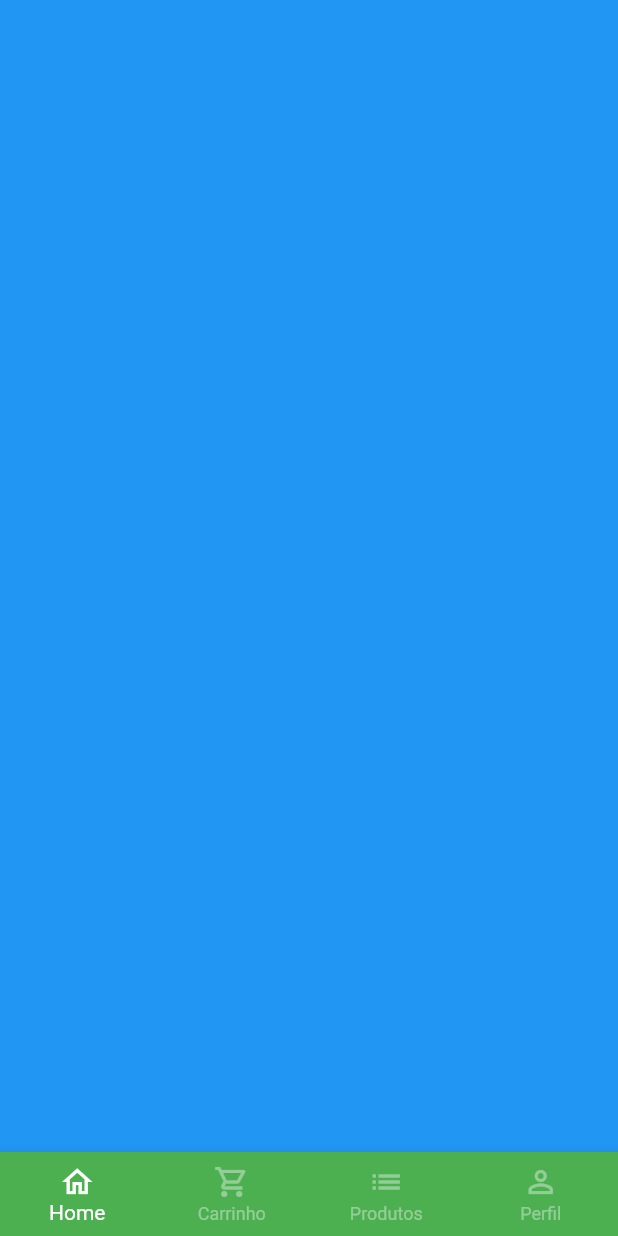
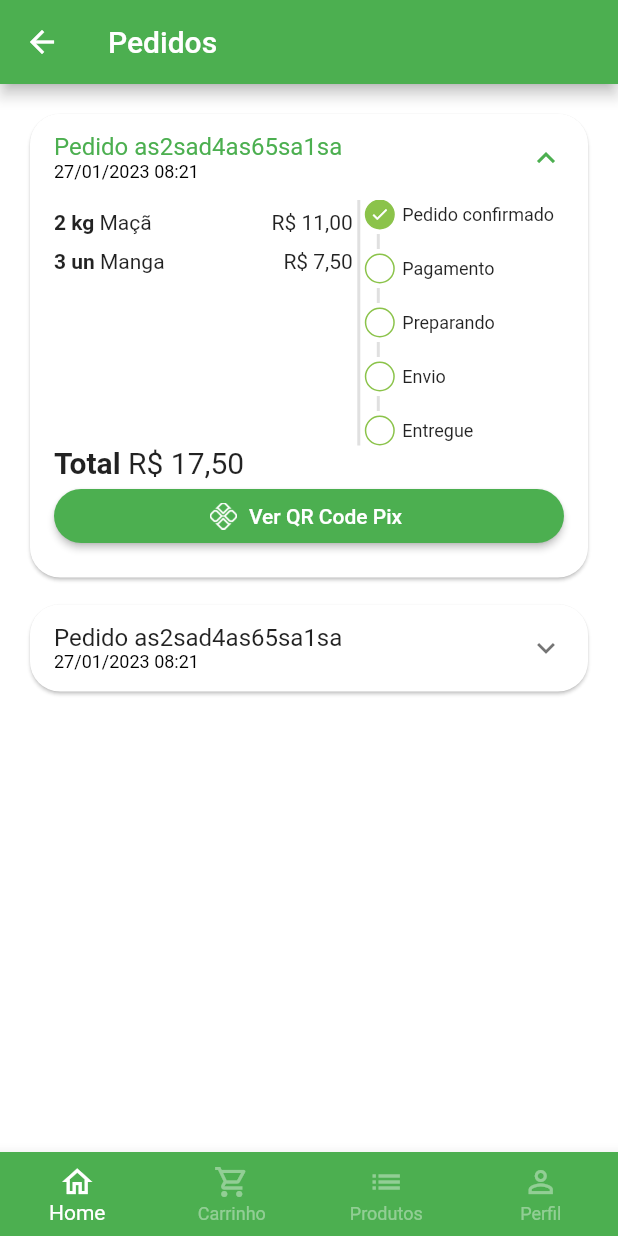
Before and after one commit to FelipeMonteiro013/Greengrocer, a Flutter app: the BaseScreen screen opened directly, swiped to page 3, on a phone screen of 412 x 824 dp. Run offline on Flutter 3.47's test engine with Material 2 defaults, Android fonts, the phone set to English and light mode, and no system bars; our stand-ins replace animated_text_kit, badges, mask_text_input_formatter, qr_flutter.

Commit message:
Order Tab

```diff
--- a/lib/src/config/app_data.dart
+++ b/lib/src/config/app_data.dart
@@ -1,4 +1,5 @@
 import 'package:greengrocer/src/models/item_model.dart';
+import 'package:greengrocer/src/models/order_model.dart';
 import 'package:greengrocer/src/models/user_model.dart';
 
 import '../models/cart_item_model.dart';
@@ -87,3 +88,30 @@ UserModel user = UserModel(
   cpf: '999.999.999-99',
   password: '',
 );
+
+List<OrderModel> orders = [
+  OrderModel(
+    id: 'as2sad4as65sa1sa',
+    createdDateTime: DateTime.parse('2023-01-27 08:21:10.468'),
+    overdueDateTime: DateTime.parse('2023-01-27 18:21:10.468'),
+    items: [
+      CartItemModel(item: apple, quantity: 2),
+      CartItemModel(item: mango, quantity: 3),
+    ],
+    status: 'pending_payment',
+    copyAndPaste: 'sa45d64sasad',
+    total: 17.5,
+  ),
+  OrderModel(
+    id: 'as2sad4as65sa1sa',
+    createdDateTime: DateTime.parse('2023-01-27 08:21:10.468'),
+    overdueDateTime: DateTime.parse('2023-01-27 18:21:10.468'),
+    items: [
+      CartItemModel(item: grape, quantity: 4),
+      CartItemModel(item: kiwi, quantity: 1),
+    ],
+    status: 'delivered',
+    copyAndPaste: 'sa45d64sasad',
+    total: 31.70,
+  ),
+];
--- /dev/null
+++ b/lib/src/models/order_model.dart
@@ -0,0 +1,21 @@
+import 'package:greengrocer/src/models/cart_item_model.dart';
+
+class OrderModel {
+  String id;
+  DateTime createdDateTime;
+  DateTime overdueDateTime;
+  List<CartItemModel> items;
+  String status;
+  String copyAndPaste;
+  double total;
+
+  OrderModel({
+    required this.id,
+    required this.createdDateTime,
+    required this.overdueDateTime,
+    required this.items,
+    required this.status,
+    required this.copyAndPaste,
+    required this.total,
+  });
+}
--- a/lib/src/pages/Home/components/CategoryTile.dart
+++ b/lib/src/pages/Home/components/CategoryTile.dart
@@ -20,7 +20,7 @@ class CategoryTile extends StatelessWidget {
       child: Align(
         alignment: Alignment.center,
         child: Container(
-          padding: EdgeInsets.symmetric(horizontal: 6),
+          padding: const EdgeInsets.symmetric(horizontal: 6),
           decoration: BoxDecoration(
             color: isSelected
                 ? CustomColors.customSwatchColor
--- a/lib/src/pages/Home/components/item_tile.dart
+++ b/lib/src/pages/Home/components/item_tile.dart
@@ -94,7 +94,7 @@ class ItemTile extends StatelessWidget {
               width: 35,
               decoration: BoxDecoration(
                   color: CustomColors.customSwatchColor,
-                  borderRadius: BorderRadius.only(
+                  borderRadius: const BorderRadius.only(
                     bottomLeft: Radius.circular(15),
                     topRight: Radius.circular(20),
                   )),
--- a/lib/src/pages/Home/home_tab.dart
+++ b/lib/src/pages/Home/home_tab.dart
@@ -2,6 +2,7 @@ import 'package:badges/badges.dart';
 import 'package:flutter/material.dart';
 import 'package:greengrocer/src/pages/home/components/CategoryTile.dart';
 import 'package:greengrocer/src/config/custom_colors.dart';
+// ignore: library_prefixes
 import 'package:greengrocer/src/config/app_data.dart' as appData;
 import 'package:greengrocer/src/pages/home/components/item_tile.dart';
 
@@ -121,7 +122,7 @@ class _HomeTabState extends State<HomeTab> {
           Expanded(
             child: GridView.builder(
               padding: const EdgeInsets.fromLTRB(16, 0, 16, 16),
-              physics: BouncingScrollPhysics(),
+              physics: const BouncingScrollPhysics(),
               gridDelegate: const SliverGridDelegateWithFixedCrossAxisCount(
                   crossAxisCount: 2,
                   mainAxisSpacing: 10,
--- a/lib/src/pages/auth/sign_in_screen.dart
+++ b/lib/src/pages/auth/sign_in_screen.dart
@@ -25,7 +25,7 @@ class SignInScreen extends StatelessWidget {
                   //Nome do app
                   Text.rich(
                     TextSpan(
-                      style: TextStyle(fontSize: 40),
+                      style: const TextStyle(fontSize: 40),
                       children: [
                         const TextSpan(
                           text: 'Green',
--- a/lib/src/pages/auth/sign_up_screen.dart
+++ b/lib/src/pages/auth/sign_up_screen.dart
@@ -119,7 +119,7 @@ class SignUpScreen extends StatelessWidget {
                     onPressed: () {
                       Navigator.of(context).pop();
                     },
-                    icon: Icon(
+                    icon: const Icon(
                       Icons.arrow_back_ios,
                       color: Colors.white,
                     ),
--- a/lib/src/pages/base/base_screen.dart
+++ b/lib/src/pages/base/base_screen.dart
@@ -1,6 +1,7 @@
 import 'package:flutter/material.dart';
 import 'package:greengrocer/src/pages/home/home_tab.dart';
 import 'package:greengrocer/src/pages/cart/cart_tab.dart';
+import 'package:greengrocer/src/pages/orders/orders_tab.dart';
 import 'package:greengrocer/src/pages/profile/profile_tab.dart';
 
 class BaseScreen extends StatefulWidget {
@@ -20,13 +21,11 @@ class _BaseScreenState extends State<BaseScreen> {
       body: PageView(
         controller: pageController,
         physics: const NeverScrollableScrollPhysics(),
-        children: [
-          const HomeTab(),
+        children: const [
+          HomeTab(),
           CartTab(),
-          Container(
-            color: Colors.blue,
-          ),
-          const ProfileTab(),
+          OrdersTab(),
+          ProfileTab(),
         ],
       ),
       bottomNavigationBar: BottomNavigationBar(
--- a/lib/src/pages/cart/cart_tab.dart
+++ b/lib/src/pages/cart/cart_tab.dart
@@ -1,14 +1,14 @@
-import 'dart:developer';
-
 import 'package:flutter/material.dart';
 import 'package:greengrocer/src/config/custom_colors.dart';
 import 'package:greengrocer/src/models/cart_item_model.dart';
 import 'package:greengrocer/src/pages/cart/components/cart_tile.dart';
+import 'package:greengrocer/src/pages/widgets/payment_dialog.dart';
 import 'package:greengrocer/src/services/utils_services.dart';
+// ignore: library_prefixes
 import 'package:greengrocer/src/config/app_data.dart' as appData;
 
 class CartTab extends StatefulWidget {
-  CartTab({Key? key}) : super(key: key);
+  const CartTab({Key? key}) : super(key: key);
 
   @override
   State<CartTab> createState() => _CartTabState();
@@ -95,8 +95,16 @@ class _CartTabState extends State<CartTab> {
                   child: ElevatedButton(
                     onPressed: () async {
                       bool? result = await showOrderConfirmation();
-
-                      print(result);
+                      if (result ?? false) {
+                        showDialog(
+                          context: context,
+                          builder: (_) {
+                            return PaymentDialog(
+                              order: appData.orders.first,
+                            );
+                          },
+                        );
+                      }
                     },
                     style: ElevatedButton.styleFrom(
                       backgroundColor: CustomColors.customSwatchColor,
--- a/lib/src/pages/cart/components/cart_tile.dart
+++ b/lib/src/pages/cart/components/cart_tile.dart
@@ -1,5 +1,4 @@
 import 'package:flutter/material.dart';
-import 'package:greengrocer/src/config/app_data.dart';
 import 'package:greengrocer/src/config/custom_colors.dart';
 import 'package:greengrocer/src/models/cart_item_model.dart';
 import 'package:greengrocer/src/pages/widgets/quantity_widget.dart';
--- /dev/null
+++ b/lib/src/pages/orders/components/order_status_widget.dart
@@ -0,0 +1,141 @@
+import 'package:flutter/material.dart';
+import 'package:greengrocer/src/config/custom_colors.dart';
+
+class OrderStatusWidget extends StatelessWidget {
+  final String status;
+  final bool isOverdue;
+  final Map<String, int> allStatus = <String, int>{
+    'pending_payment': 0,
+    'refounded': 1,
+    'paid': 2,
+    'preparing_purchase': 3,
+    'shipping': 4,
+    'delivered': 5,
+  };
+
+  int get currentStatus => allStatus[status]!;
+
+  OrderStatusWidget({
+    Key? key,
+    required this.status,
+    required this.isOverdue,
+  }) : super(key: key);
+
+  @override
+  Widget build(BuildContext context) {
+    return Column(
+      crossAxisAlignment: CrossAxisAlignment.start,
+      children: [
+        // Pedido confirmado
+        const _StatusDot(
+          isActive: true,
+          title: 'Pedido confirmado',
+        ),
+        const _CustomDivider(),
+
+        if (currentStatus == 1) ...[
+          const _StatusDot(
+            isActive: true,
+            title: 'Pix estornado',
+            backgroundColor: Colors.orange,
+          ),
+        ] else if (isOverdue) ...[
+          const _StatusDot(
+            isActive: true,
+            title: 'Pagamento Pix vencido',
+            backgroundColor: Colors.red,
+          )
+        ] else ...[
+          _StatusDot(
+            isActive: currentStatus >= 2,
+            title: 'Pagamento',
+          ),
+          const _CustomDivider(),
+          _StatusDot(
+            isActive: currentStatus >= 3,
+            title: 'Preparando',
+          ),
+          const _CustomDivider(),
+          _StatusDot(
+            isActive: currentStatus >= 4,
+            title: 'Envio',
+          ),
+          const _CustomDivider(),
+          _StatusDot(
+            isActive: currentStatus == 5,
+            title: 'Entregue',
+          ),
+        ],
+      ],
+    );
+  }
+}
+
+class _CustomDivider extends StatelessWidget {
+  const _CustomDivider({Key? key}) : super(key: key);
+
+  @override
+  Widget build(BuildContext context) {
+    return Container(
+      height: 10,
+      width: 2,
+      color: Colors.grey.shade300,
+      margin: const EdgeInsets.symmetric(horizontal: 8, vertical: 3),
+    );
+  }
+}
+
+class _StatusDot extends StatelessWidget {
+  final bool isActive;
+  final String title;
+  final Color? backgroundColor;
+
+  const _StatusDot({
+    Key? key,
+    required this.isActive,
+    required this.title,
+    this.backgroundColor,
+  }) : super(key: key);
+
+  @override
+  Widget build(BuildContext context) {
+    return Row(
+      children: [
+        //Dot
+        Container(
+          alignment: Alignment.center,
+          height: 20,
+          width: 20,
+          decoration: BoxDecoration(
+            shape: BoxShape.circle,
+            border: Border.all(
+              color: CustomColors.customSwatchColor,
+            ),
+            color: isActive
+                ? backgroundColor ?? CustomColors.customSwatchColor
+                : Colors.transparent,
+          ),
+          child: isActive
+              ? const Icon(
+                  Icons.check,
+                  size: 13,
+                  color: Colors.white,
+                )
+              : const SizedBox.shrink(),
+        ),
+
+        const SizedBox(
+          width: 5,
+        ),
+
+        //Texto
+        Expanded(
+          child: Text(
+            title,
+            style: const TextStyle(fontSize: 12),
+          ),
+        ),
+      ],
+    );
+  }
+}
--- /dev/null
+++ b/lib/src/pages/orders/components/order_tile.dart
@@ -0,0 +1,170 @@
+import 'package:flutter/material.dart';
+import 'package:greengrocer/src/models/cart_item_model.dart';
+import 'package:greengrocer/src/models/order_model.dart';
+import 'package:greengrocer/src/pages/orders/components/order_status_widget.dart';
+import 'package:greengrocer/src/pages/widgets/payment_dialog.dart';
+import 'package:greengrocer/src/services/utils_services.dart';
+
+class OrderTile extends StatelessWidget {
+  final OrderModel order;
+  final UtilsServices utilsServices = UtilsServices();
+
+  OrderTile({
+    Key? key,
+    required this.order,
+  }) : super(key: key);
+
+  @override
+  Widget build(BuildContext context) {
+    return Card(
+      shape: RoundedRectangleBorder(
+        borderRadius: BorderRadius.circular(20),
+      ),
+      child: Theme(
+        data: Theme.of(context).copyWith(
+          dividerColor: Colors.transparent,
+        ),
+        child: ExpansionTile(
+          initiallyExpanded: order.status != 'delivered',
+          title: Column(
+            mainAxisSize: MainAxisSize.min,
+            crossAxisAlignment: CrossAxisAlignment.stretch,
+            children: [
+              Text('Pedido ${order.id}'),
+              Text(
+                utilsServices.formatDateTime(order.createdDateTime),
+                style: const TextStyle(
+                  fontSize: 12,
+                  color: Colors.black,
+                ),
+              ),
+            ],
+          ),
+          childrenPadding: const EdgeInsets.fromLTRB(16, 0, 16, 16),
+          expandedCrossAxisAlignment: CrossAxisAlignment.stretch,
+          children: [
+            IntrinsicHeight(
+              child: Row(
+                children: [
+                  // Lista de produtos
+                  Expanded(
+                    flex: 3,
+                    child: SizedBox(
+                      height: 150,
+                      child: ListView(
+                        children: order.items.map((orderItem) {
+                          return _OrderItemWidget(
+                            utilsServices: utilsServices,
+                            orderItem: orderItem,
+                          );
+                        }).toList(),
+                      ),
+                    ),
+                  ),
+
+                  // Divisor
+                  VerticalDivider(
+                    color: Colors.grey.shade300,
+                    thickness: 2,
+                    width: 8,
+                  ),
+
+                  // Status do pedido
+                  Expanded(
+                      flex: 2,
+                      child: OrderStatusWidget(
+                        isOverdue: order.overdueDateTime.isBefore(
+                          DateTime.now(),
+                        ),
+                        status: order.status,
+                      )),
+                ],
+              ),
+            ),
+
+            // Total
+            Text.rich(
+              TextSpan(
+                style: const TextStyle(
+                  fontSize: 20,
+                ),
+                children: [
+                  const TextSpan(
+                    text: 'Total ',
+                    style: TextStyle(
+                      fontWeight: FontWeight.bold,
+                    ),
+                  ),
+                  TextSpan(
+                    text: utilsServices.priceToCurrency(order.total).toString(),
+                  ),
+                ],
+              ),
+            ),
+
+            //Botão pagamento
+            Visibility(
+              visible: order.status == 'pending_payment',
+              child: ElevatedButton.icon(
+                onPressed: () {
+                  showDialog(
+                    context: context,
+                    builder: (_) {
+                      return PaymentDialog(
+                        order: order,
+                      );
+                    },
+                  );
+                },
+                style: ElevatedButton.styleFrom(
+                  shape: RoundedRectangleBorder(
+                    borderRadius: BorderRadius.circular(20),
+                  ),
+                ),
+                icon: Image.asset(
+                  'assets/app_images/pix.png',
+                  height: 18,
+                ),
+                label: const Text('Ver QR Code Pix'),
+              ),
+            ),
+          ],
+        ),
+      ),
+    );
+  }
+}
+
+class _OrderItemWidget extends StatelessWidget {
+  const _OrderItemWidget({
+    Key? key,
+    required this.utilsServices,
+    required this.orderItem,
+  }) : super(key: key);
+
+  final UtilsServices utilsServices;
+  final CartItemModel orderItem;
+
+  @override
+  Widget build(BuildContext context) {
+    return Padding(
+      padding: const EdgeInsets.only(bottom: 10),
+      child: Row(
+        children: [
+          Text(
+            '${orderItem.quantity} ${orderItem.item.unit} ',
+            style: const TextStyle(
+              fontWeight: FontWeight.bold,
+            ),
+          ),
+          Expanded(child: Text(orderItem.item.itemName)),
+          Text(
+            utilsServices.priceToCurrency(
+              orderItem.totalPrice(),
+            ),
+          ),
+        ],
+      ),
+    );
+  }
+}
--- /dev/null
+++ b/lib/src/pages/orders/orders_tab.dart
@@ -0,0 +1,28 @@
+import 'package:flutter/material.dart';
+// ignore: library_prefixes
+import 'package:greengrocer/src/config/app_data.dart' as appData;
+import 'package:greengrocer/src/pages/orders/components/order_tile.dart';
+
+class OrdersTab extends StatelessWidget {
+  const OrdersTab({Key? key}) : super(key: key);
+
+  @override
+  Widget build(BuildContext context) {
+    return Scaffold(
+      appBar: AppBar(
+        title: const Text('Pedidos'),
+      ),
+      body: ListView.separated(
+        padding: const EdgeInsets.all(16),
+        physics: const BouncingScrollPhysics(),
+        itemBuilder: (_, index) => OrderTile(
+          order: appData.orders[index],
+        ),
+        separatorBuilder: (_, index) => const SizedBox(
+          height: 10,
+        ),
+        itemCount: appData.orders.length,
+      ),
+    );
+  }
+}
--- a/lib/src/pages/product/product_screen.dart
+++ b/lib/src/pages/product/product_screen.dart
@@ -5,7 +5,7 @@ import 'package:greengrocer/src/pages/widgets/quantity_widget.dart';
 import 'package:greengrocer/src/services/utils_services.dart';
 
 class ProductScreem extends StatefulWidget {
-  ProductScreem({
+  const ProductScreem({
     Key? key,
     required this.item,
   }) : super(key: key);
--- a/lib/src/pages/profile/profile_tab.dart
+++ b/lib/src/pages/profile/profile_tab.dart
@@ -1,5 +1,6 @@
 import 'package:flutter/material.dart';
 import 'package:greengrocer/src/pages/widgets/custom_text_field.dart';
+// ignore: library_prefixes
 import 'package:greengrocer/src/config/app_data.dart' as appData;
 
 class ProfileTab extends StatefulWidget {
--- /dev/null
+++ b/lib/src/pages/widgets/payment_dialog.dart
@@ -0,0 +1,109 @@
+import 'package:flutter/material.dart';
+import 'package:greengrocer/src/config/custom_colors.dart';
+import 'package:greengrocer/src/models/order_model.dart';
+import 'package:greengrocer/src/services/utils_services.dart';
+import 'package:qr_flutter/qr_flutter.dart';
+
+class PaymentDialog extends StatelessWidget {
+  final OrderModel order;
+  final UtilsServices utilsServices = UtilsServices();
+
+  PaymentDialog({
+    Key? key,
+    required this.order,
+  }) : super(key: key);
+
+  @override
+  Widget build(BuildContext context) {
+    return Dialog(
+      shape: RoundedRectangleBorder(borderRadius: BorderRadius.circular(20)),
+      child: Stack(
+        alignment: Alignment.center,
+        children: [
+          //Conteúdo
+          Padding(
+            padding: const EdgeInsets.all(8.0),
+            child: Column(
+              mainAxisSize: MainAxisSize.min,
+              children: [
+                //Titulo
+                const Padding(
+                  padding: EdgeInsets.symmetric(
+                    vertical: 10,
+                  ),
+                  child: Text(
+                    'Pagamento com Pix',
+                    style: TextStyle(
+                      fontWeight: FontWeight.bold,
+                      fontSize: 18,
+                    ),
+                  ),
+                ),
+
+                //QR Code
+                QrImage(
+                  data: "1234567890",
+                  version: QrVersions.auto,
+                  size: 200.0,
+                ),
+
+                //Vencimento
+                Text(
+                  'Vencimento: ${utilsServices.formatDateTime(
+                    order.overdueDateTime,
+                  )}',
+                  style: TextStyle(fontSize: 12),
+                ),
+
+                //Total
+
+                Text(
+                  'Total: ${utilsServices.priceToCurrency(order.total)}',
+                  style: TextStyle(
+                    fontSize: 17,
+                    fontWeight: FontWeight.bold,
+                  ),
+                ),
+
+                //Copia e cola
+
+                OutlinedButton.icon(
+                  onPressed: () {},
+                  style: OutlinedButton.styleFrom(
+                    side: const BorderSide(
+                      width: 2,
+                      color: Colors.green,
+                    ),
+                    shape: RoundedRectangleBorder(
+                      borderRadius: BorderRadius.circular(20),
+                    ),
+                  ),
+                  icon: const Icon(
+                    Icons.copy_outlined,
+                    size: 15,
+                  ),
+                  label: const Text(
+                    'Copiar código Pix',
+                    style: TextStyle(fontSize: 13),
+                  ),
+                ),
+              ],
+            ),
+          ),
+
+          //Botão fechar
+          Positioned(
+            top: 5,
+            right: 5,
+            child: IconButton(
+              onPressed: () {
+                Navigator.of(context).pop();
+              },
+              icon: const Icon(Icons.close),
+            ),
+          ),
+        ],
+      ),
+    );
+  }
+}
--- a/lib/src/pages/widgets/quantity_widget.dart
+++ b/lib/src/pages/widgets/quantity_widget.dart
@@ -1,6 +1,5 @@
 import 'package:flutter/material.dart';
 import 'package:greengrocer/src/config/custom_colors.dart';
-import 'package:greengrocer/src/models/cart_item_model.dart';
 
 class QuantityWidget extends StatelessWidget {
   final int value;
--- a/lib/src/services/utils_services.dart
+++ b/lib/src/services/utils_services.dart
@@ -1,4 +1,5 @@
 import 'package:intl/intl.dart';
+import 'package:intl/date_symbol_data_local.dart';
 
 class UtilsServices {
   //R$ valor
@@ -8,4 +9,10 @@ class UtilsServices {
 
     return numberFormat.format(price);
   }
+
+  String formatDateTime(DateTime dateTime) {
+    initializeDateFormatting();
+    DateFormat dateFormat = DateFormat.yMd('pt_br').add_Hm();
+    return dateFormat.format(dateTime);
+  }
 }
--- a/pubspec.yaml
+++ b/pubspec.yaml
@@ -38,6 +38,7 @@ dependencies:
   mask_text_input_formatter: ^2.4.0
   badges: ^2.0.3
   intl: ^0.18.0
+  qr_flutter: ^4.0.0
 
 dev_dependencies:
   flutter_test:
@@ -64,6 +65,7 @@ flutter:
   # To add assets to your application, add an assets section, like this:
   assets:
     - assets/fruits/
+    - assets/app_images/
   #   - images/a_dot_ham.jpeg
 
   # An image asset can refer to one or more resolution-specific "variants", see
```
Also changed, not shown: assets/app_images/pix.png (added), pubspec.lock.
